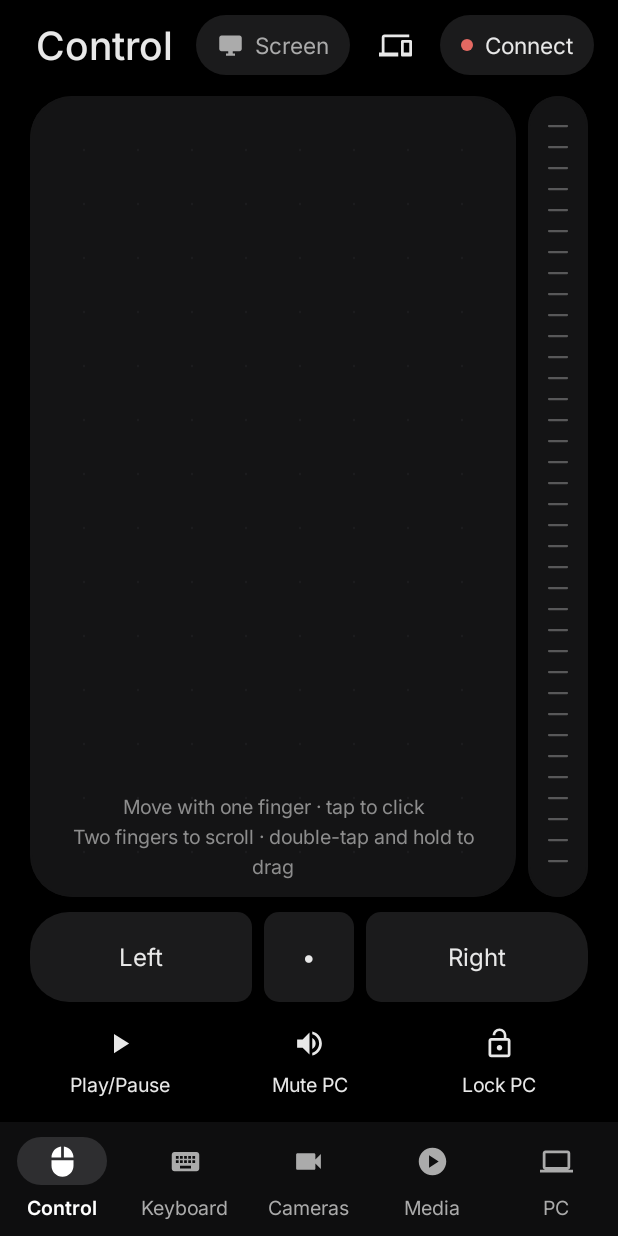
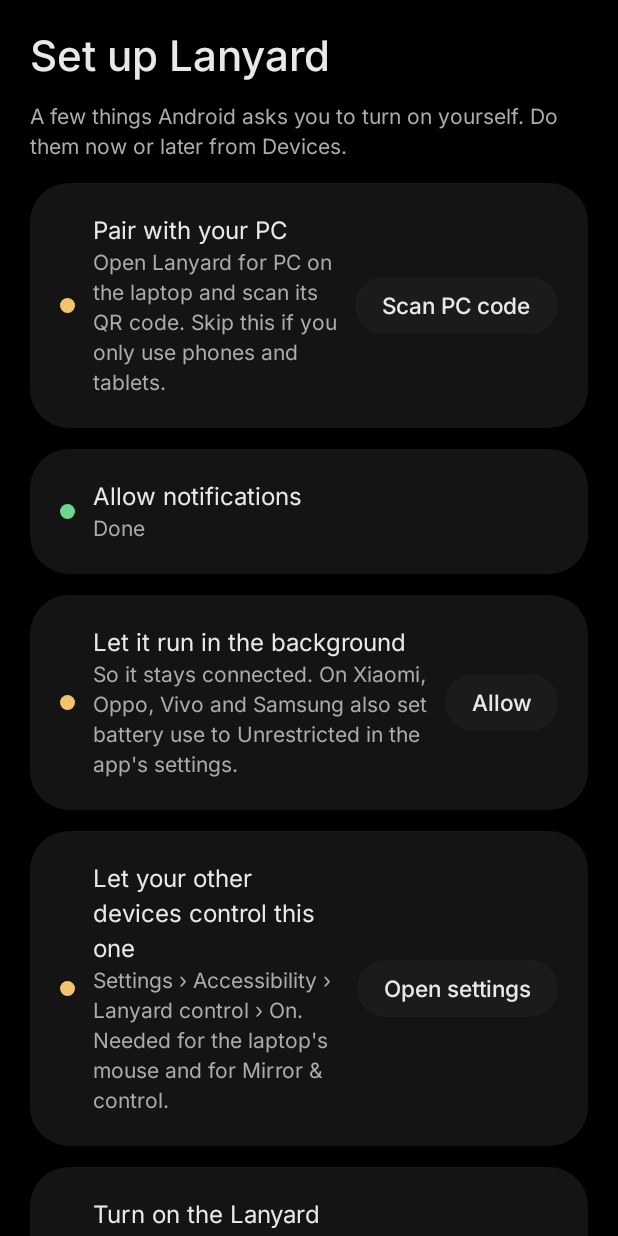
Before and after one commit to yaminichandrakj/bt-mouse, an Android app built with Jetpack Compose: the screen it shows after launch (MainActivity), on a phone screen of 412 x 824 dp. Run offline under Robolectric (Android 15) with nearby library versions, the phone set to English and light mode, and no system bars; pictures from the network do not load.

Commit message:
feat(android): first-run setup guide
One screen with every switch Android makes the user flip: pair with the
PC, notifications, background running, Lanyard control, the Lanyard
keyboard and the microphone, each with a button and a done dot.
Reopen it from Devices › Setup guide.

Co-Authored-By: Claude Opus 5.5 <noreply@anthropic.com>
Claude-Session: https://claude.ai/code/session_01BkZGBAVUHWwLJKwiJZxbWN

```diff
--- a/app/src/main/java/com/btmouse/app/data/SettingsRepository.kt
+++ b/app/src/main/java/com/btmouse/app/data/SettingsRepository.kt
@@ -111,6 +111,15 @@ class SettingsRepository(context: Context) {
 
     private val _clipboardSync = MutableStateFlow(prefs.getBoolean(KEY_CLIPBOARD_SYNC, true))
     val clipboardSync: StateFlow<Boolean> = _clipboardSync.asStateFlow()
+
+    private val _setupDone = MutableStateFlow(prefs.getBoolean(KEY_SETUP_DONE, false))
+    /** The first-run guide was finished or skipped. */
+    val setupDone: StateFlow<Boolean> = _setupDone.asStateFlow()
+
+    fun setSetupDone(done: Boolean) {
+        _setupDone.value = done
+        prefs.edit().putBoolean(KEY_SETUP_DONE, done).apply()
+    }
 
     fun setStayConnected(enabled: Boolean) {
         _stayConnected.value = enabled
@@ -288,6 +297,7 @@ class SettingsRepository(context: Context) {
         private const val KEY_BACKGROUND_SESSION_ENABLED = "background_session_enabled"
         private const val KEY_FAILOVER_ENABLED = "failover_enabled"
         private const val KEY_STAY_CONNECTED = "stay_connected"
+        private const val KEY_SETUP_DONE = "setup_done_v18"
         private const val KEY_ALLOW_REMOTE_CONTROL = "allow_remote_control"
         private const val KEY_CLIPBOARD_SYNC = "clipboard_sync"
     }
--- a/app/src/main/java/com/btmouse/app/ui/MainScreen.kt
+++ b/app/src/main/java/com/btmouse/app/ui/MainScreen.kt
@@ -256,6 +256,15 @@ fun MainScreen(
             }
         }
 
+        val setupDone by settings.setupDone.collectAsState()
+        if (!setupDone && overlay != Overlay.Connect) {
+            com.btmouse.app.ui.screens.SetupScreen(
+                coordinator, settings,
+                onOpenConnect = { overlay = Overlay.Connect },
+                onDone = { settings.setSetupDone(true) }
+            )
+        }
+
         watching?.let { stream ->
             Box(Modifier.fillMaxSize().background(Ink).statusBarsPadding().navigationBarsPadding()) {
                 StreamViewerScreen(stream) { watching = null }
--- a/app/src/main/java/com/btmouse/app/ui/screens/DevicesScreen.kt
+++ b/app/src/main/java/com/btmouse/app/ui/screens/DevicesScreen.kt
@@ -161,7 +161,7 @@ fun DevicesScreen(
             }
         }
 
-        SectionHeader("This ${if (DeviceIdentity.isTablet(context)) "tablet" else "phone"}")
+        SectionHeader("This ${if (DeviceIdentity.isTablet(context)) "tablet" else "phone"}", action = "Setup guide", onAction = { settings.setSetupDone(false) })
         PanelCard {
             Text(DeviceIdentity.name(context), color = OnInk, fontSize = 18.sp, fontWeight = FontWeight.Medium)
             Spacer(Modifier.height(12.dp))
@@ -444,18 +444,18 @@ private fun TransferRow(info: TransferInfo, context: Context) {
     }
 }
 
-private fun isKeyboardEnabled(context: Context): Boolean {
+internal fun isKeyboardEnabled(context: Context): Boolean {
     val imm = context.getSystemService(Context.INPUT_METHOD_SERVICE) as InputMethodManager
     return imm.enabledInputMethodList.any { it.packageName == context.packageName }
 }
 
-private fun isKeyboardSelected(context: Context): Boolean {
+internal fun isKeyboardSelected(context: Context): Boolean {
     val current = Settings.Secure.getString(context.contentResolver, Settings.Secure.DEFAULT_INPUT_METHOD) ?: return false
     return current.startsWith(context.packageName + "/")
 }
 
 @SuppressLint("BatteryLife")
-private fun requestBatteryExemption(context: Context) {
+internal fun requestBatteryExemption(context: Context) {
     val direct = Intent(Settings.ACTION_REQUEST_IGNORE_BATTERY_OPTIMIZATIONS, Uri.parse("package:${context.packageName}"))
         .addFlags(Intent.FLAG_ACTIVITY_NEW_TASK)
     runCatching { context.startActivity(direct) }.onFailure {
--- /dev/null
+++ b/app/src/main/java/com/btmouse/app/ui/screens/SetupScreen.kt
@@ -0,0 +1,156 @@
+package com.btmouse.app.ui.screens
+
+import android.Manifest
+import android.content.Context
+import android.content.Intent
+import android.content.pm.PackageManager
+import android.os.Build
+import android.os.PowerManager
+import android.provider.Settings
+import android.view.inputmethod.InputMethodManager
+import androidx.activity.compose.rememberLauncherForActivityResult
+import androidx.activity.result.contract.ActivityResultContracts
+import androidx.compose.foundation.background
+import androidx.compose.foundation.layout.Arrangement
+import androidx.compose.foundation.layout.Column
+import androidx.compose.foundation.layout.Row
+import androidx.compose.foundation.layout.Spacer
+import androidx.compose.foundation.layout.fillMaxSize
+import androidx.compose.foundation.layout.height
+import androidx.compose.foundation.layout.navigationBarsPadding
+import androidx.compose.foundation.layout.padding
+import androidx.compose.foundation.layout.statusBarsPadding
+import androidx.compose.foundation.layout.width
+import androidx.compose.foundation.rememberScrollState
+import androidx.compose.foundation.verticalScroll
+import androidx.compose.material3.Text
+import androidx.compose.runtime.Composable
+import androidx.compose.runtime.LaunchedEffect
+import androidx.compose.runtime.collectAsState
+import androidx.compose.runtime.getValue
+import androidx.compose.runtime.mutableStateOf
+import androidx.compose.runtime.remember
+import androidx.compose.runtime.setValue
+import androidx.compose.ui.Alignment
+import androidx.compose.ui.Modifier
+import androidx.compose.ui.platform.LocalContext
+import androidx.compose.ui.text.font.FontWeight
+import androidx.compose.ui.unit.dp
+import androidx.compose.ui.unit.sp
+import androidx.core.content.ContextCompat
+import com.btmouse.app.connection.ConnectionCoordinator
+import com.btmouse.app.control.RemoteControlService
+import com.btmouse.app.data.SettingsRepository
+import com.btmouse.app.ui.components.Caption
+import com.btmouse.app.ui.components.PanelCard
+import com.btmouse.app.ui.components.PillButton
+import com.btmouse.app.ui.components.PillStyle
+import com.btmouse.app.ui.components.StatusDot
+import com.btmouse.app.ui.theme.AccentAmber
+import com.btmouse.app.ui.theme.Ink
+import com.btmouse.app.ui.theme.OnInk
+import com.btmouse.app.ui.theme.StatusGreen
+import kotlinx.coroutines.delay
+
+/**
+ * First-run guide: everything Android makes the user switch on by hand, in one place,
+ * each with its own button and a green dot once done. Every step can be skipped.
+ */
+@Composable
+fun SetupScreen(
+    coordinator: ConnectionCoordinator,
+    settings: SettingsRepository,
+    onOpenConnect: () -> Unit,
+    onDone: () -> Unit
+) {
+    val context = LocalContext.current
+    val pin by settings.serverPin.collectAsState()
+    val accessibilityOn by RemoteControlService.enabled.collectAsState()
+    var notificationsOk by remember { mutableStateOf(true) }
+    var batteryOk by remember { mutableStateOf(true) }
+    var keyboardOk by remember { mutableStateOf(false) }
+    var micOk by remember { mutableStateOf(false) }
+
+    LaunchedEffect(Unit) {
+        while (true) {
+            notificationsOk = Build.VERSION.SDK_INT < 33 ||
+                ContextCompat.checkSelfPermission(context, Manifest.permission.POST_NOTIFICATIONS) == PackageManager.PERMISSION_GRANTED
+            batteryOk = (context.getSystemService(Context.POWER_SERVICE) as PowerManager).isIgnoringBatteryOptimizations(context.packageName)
+            keyboardOk = isKeyboardEnabled(context)
+            micOk = ContextCompat.checkSelfPermission(context, Manifest.permission.RECORD_AUDIO) == PackageManager.PERMISSION_GRANTED
+            delay(1000)
+        }
+    }
+    val permissionLauncher = rememberLauncherForActivityResult(ActivityResultContracts.RequestPermission()) { }
+
+    Column(
+        Modifier.fillMaxSize().background(Ink).statusBarsPadding().navigationBarsPadding()
+            .verticalScroll(rememberScrollState()).padding(20.dp),
+        verticalArrangement = Arrangement.spacedBy(14.dp)
+    ) {
+        Text("Set up Lanyard", color = OnInk, fontSize = 28.sp, fontWeight = FontWeight.Medium)
+        Caption("A few things Android asks you to turn on yourself. Do them now or later from Devices.")
+
+        Step(
+            done = pin.length == 6,
+            title = "Pair with your PC",
+            detail = "Open Lanyard for PC on the laptop and scan its QR code. Skip this if you only use phones and tablets.",
+            action = "Scan PC code", onAction = onOpenConnect
+        )
+        Step(
+            done = notificationsOk,
+            title = "Allow notifications",
+            detail = "Shows that Lanyard is connected, received files, and requests to mirror this screen.",
+            action = "Allow"
+        ) { if (Build.VERSION.SDK_INT >= 33) permissionLauncher.launch(Manifest.permission.POST_NOTIFICATIONS) }
+        Step(
+            done = batteryOk,
+            title = "Let it run in the background",
+            detail = "So it stays connected. On Xiaomi, Oppo, Vivo and Samsung also set battery use to Unrestricted in the app's settings.",
+            action = "Allow"
+        ) { requestBatteryExemption(context) }
+        Step(
+            done = accessibilityOn,
+            title = "Let your other devices control this one",
+            detail = "Settings › Accessibility › Lanyard control › On. Needed for the laptop's mouse and for Mirror & control.",
+            action = "Open settings"
+        ) { context.startActivity(Intent(Settings.ACTION_ACCESSIBILITY_SETTINGS).addFlags(Intent.FLAG_ACTIVITY_NEW_TASK)) }
+        Step(
+            done = keyboardOk,
+            title = "Turn on the Lanyard keyboard",
+            detail = "Lets the laptop type anything here. Switch to it when you type from the laptop.",
+            action = "Open settings"
+        ) { context.startActivity(Intent(Settings.ACTION_INPUT_METHOD_SETTINGS).addFlags(Intent.FLAG_ACTIVITY_NEW_TASK)) }
+        Step(
+            done = micOk,
+            title = "Microphone (optional)",
+            detail = "Lets a mirrored screen bring its sound along, and the phone mic stream to the PC.",
+            action = "Allow"
+        ) { permissionLauncher.launch(Manifest.permission.RECORD_AUDIO) }
+
+        Spacer(Modifier.height(6.dp))
+        PillButton("Done", onDone, style = PillStyle.Primary)
+    }
+}
+
+@Composable
+private fun Step(done: Boolean, title: String, detail: String, action: String, onAction: () -> Unit) {
+    PanelCard {
+        Row(verticalAlignment = Alignment.CenterVertically) {
+            StatusDot(if (done) StatusGreen else AccentAmber, size = 10.dp)
+            Spacer(Modifier.width(12.dp))
+            Column(Modifier.weight(1f)) {
+                Text(title, color = OnInk, fontSize = 16.sp)
+                Caption(if (done) "Done" else detail)
+            }
+            if (!done) {
+                Spacer(Modifier.width(8.dp))
+                PillButton(action, onAction, height = 38.dp)
+            }
+        }
+    }
+}
+
+@Suppress("unused")
+private fun keyboardPicker(context: Context) =
+    (context.getSystemService(Context.INPUT_METHOD_SERVICE) as InputMethodManager).showInputMethodPicker()
```
